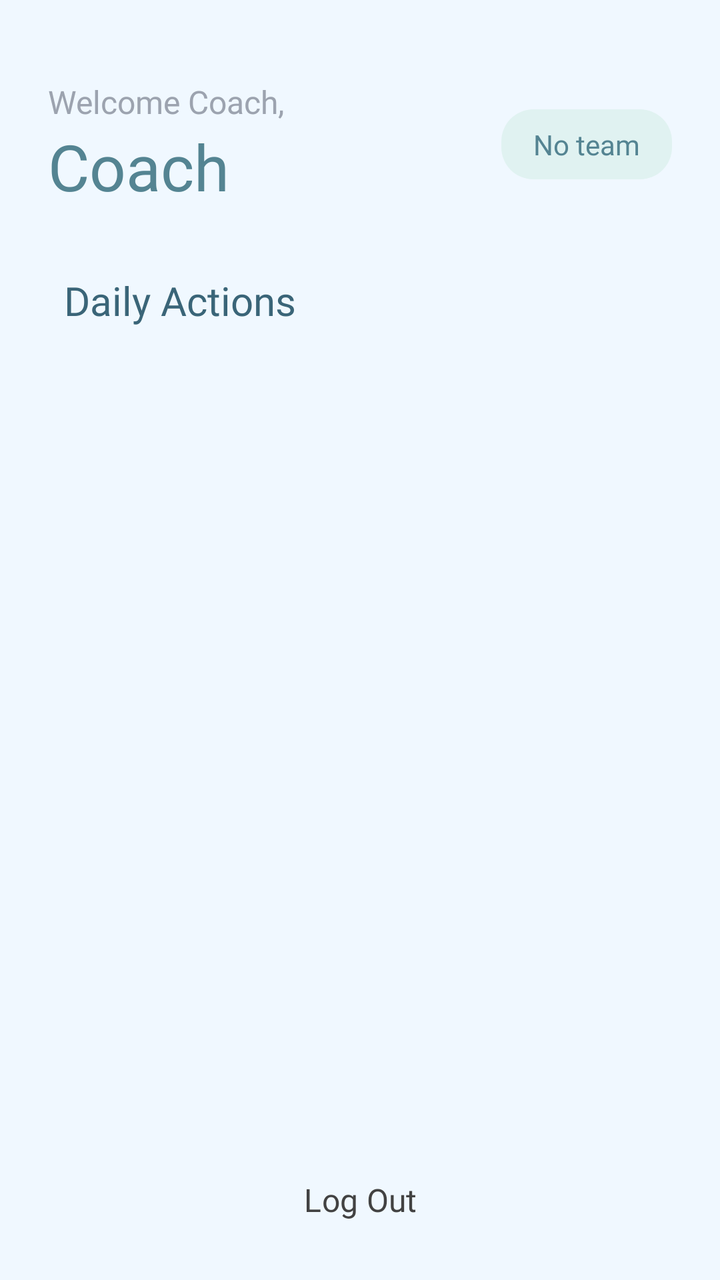
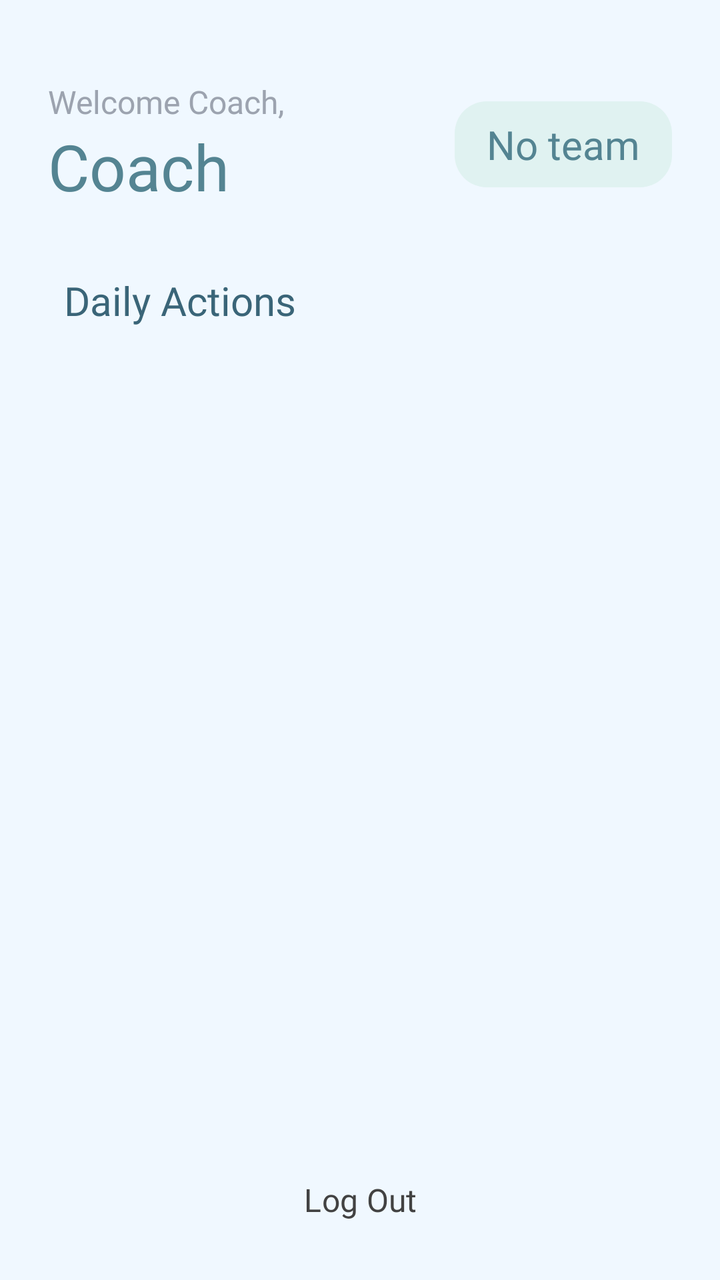

Before-and-after screenshots of an Android layout around one commit, followed by the original layout XML and the change that was made.
<!-- AndroidManifest.xml: application theme Theme.AthleAgent -->
<!-- res/layout/activity_home_coach.xml -->
<androidx.constraintlayout.widget.ConstraintLayout xmlns:android="http://schemas.android.com/apk/res/android"
    xmlns:app="http://schemas.android.com/apk/res-auto"
    android:layout_width="match_parent"
    android:layout_height="match_parent"
    android:background="@color/background_white_alice_blue">

    <ScrollView
        android:layout_width="match_parent"
        android:layout_height="0dp"
        android:fillViewport="true"
        app:layout_constraintBottom_toTopOf="@+id/btn_logout"
        app:layout_constraintEnd_toEndOf="parent"
        app:layout_constraintStart_toStartOf="parent"
        app:layout_constraintTop_toTopOf="parent">

        <androidx.appcompat.widget.LinearLayoutCompat
            android:id="@+id/coach_home_container"
            android:layout_width="match_parent"
            android:layout_height="wrap_content"
            android:orientation="vertical"
            android:padding="@dimen/spacing_24">

            <RelativeLayout
                android:layout_width="match_parent"
                android:layout_height="wrap_content"
                android:layout_marginTop="16dp"
                android:layout_marginBottom="32dp">

                <androidx.appcompat.widget.LinearLayoutCompat
                    android:layout_width="wrap_content"
                    android:layout_height="wrap_content"
                    android:layout_alignParentStart="true"
                    android:layout_toStartOf="@+id/coachHome_LBL_teamName"
                    android:orientation="vertical">

                    <com.google.android.material.textview.MaterialTextView
                        android:layout_width="wrap_content"
                        android:layout_height="wrap_content"
                        android:fontFamily="@font/roboto_regular"
                        android:text="@string/welcome_coach"
                        android:textColor="@color/lm_text_muted"
                        android:textSize="16sp" />

                    <com.google.android.material.textview.MaterialTextView
                        android:id="@+id/coachHome_LBL_name"
                        android:layout_width="wrap_content"
                        android:layout_height="wrap_content"
                        android:fontFamily="@font/roboto_bold"
                        android:text="@string/coach_name"
                        android:textColor="@color/brand_button_light_muted"
                        android:textSize="32sp" />
                </androidx.appcompat.widget.LinearLayoutCompat>

                <com.google.android.material.textview.MaterialTextView
                    android:id="@+id/coachHome_LBL_teamName"
                    android:layout_width="wrap_content"
                    android:layout_height="wrap_content"
                    android:layout_alignParentEnd="true"
                    android:layout_centerVertical="true"
                    android:background="@drawable/bg_team_chip"
                    android:fontFamily="@font/roboto_bold"
                    android:paddingHorizontal="16dp"
                    android:paddingVertical="8dp"
                    android:text="@string/Team_name"
                    android:textColor="@color/brand_button_light_muted"
                    android:textSize="14sp" />

            </RelativeLayout>

            <com.google.android.material.card.MaterialCardView
                android:id="@+id/coachHome_CARD_notifications"
                android:visibility="gone"
                android:layout_width="match_parent"
                android:layout_height="wrap_content"
                android:layout_marginBottom="32dp"
                app:cardBackgroundColor="@color/background_white_floral"
                app:cardCornerRadius="24dp"
                app:cardElevation="4dp"
                app:strokeWidth="0dp">

                <androidx.appcompat.widget.LinearLayoutCompat
                    android:layout_width="match_parent"
                    android:layout_height="wrap_content"
                    android:gravity="center_vertical"
                    android:orientation="horizontal"
                    android:padding="20dp">

                    <androidx.appcompat.widget.AppCompatImageView
                        android:layout_width="36dp"
                        android:layout_height="36dp"
                        android:src="@android:drawable/ic_menu_info_details"
                        app:tint="@color/fui_bgTwitter" />

                    <com.google.android.material.textview.MaterialTextView
                        android:id="@+id/coachHome_LBL_notifText"
                        android:layout_width="wrap_content"
                        android:layout_height="wrap_content"
                        android:layout_marginStart="16dp"
                        android:fontFamily="@font/roboto_bold"
                        android:text="@string/you_have_2_new_athlete_join_requests"
                        android:textColor="@color/brand_button_dark_muted"
                        android:textSize="14sp" />
                </androidx.appcompat.widget.LinearLayoutCompat>
            </com.google.android.material.card.MaterialCardView>

            <com.google.android.material.textview.MaterialTextView
                android:layout_width="wrap_content"
                android:layout_height="wrap_content"
                android:layout_marginBottom="20dp"
                android:layout_marginStart="8dp"
                android:fontFamily="@font/roboto_bold"
                android:text="@string/daily_actions"
                android:textColor="@color/brand_button_dark_muted"
                android:textSize="20sp" />

            
            <androidx.appcompat.widget.LinearLayoutCompat
                android:id="@+id/coachHome_LAYOUT_existingTeamActions"
                android:visibility="gone"
                android:layout_width="match_parent"
                android:layout_height="wrap_content"
                android:baselineAligned="false"
                android:orientation="horizontal">

                <com.google.android.material.card.MaterialCardView
                    android:id="@+id/coachHome_BTN_dashboard"
                    android:layout_width="0dp"
                    android:layout_height="180dp"
                    android:layout_marginEnd="8dp"
                    android:layout_weight="1"
                    android:clickable="true"
                    android:focusable="true"
                    app:cardBackgroundColor="@color/white"
                    app:cardCornerRadius="24dp"
                    app:cardElevation="8dp"
                    app:strokeWidth="0dp">

                    <androidx.appcompat.widget.LinearLayoutCompat
                        android:layout_width="match_parent"
                        android:layout_height="match_parent"
                        android:gravity="center"
                        android:orientation="vertical"
                        android:padding="16dp">

                        <androidx.appcompat.widget.AppCompatImageView
                            android:layout_width="56dp"
                            android:layout_height="56dp"
                            android:layout_marginBottom="12dp"
                            android:src="@drawable/sharp_patient_list_24"
                            app:tint="@color/brand_button_light_muted" />

                        <com.google.android.material.textview.MaterialTextView
                            android:layout_width="wrap_content"
                            android:layout_height="wrap_content"
                            android:fontFamily="@font/roboto_bold"
                            android:text="@string/team_ndashboard"
                            android:textAlignment="center"
                            android:textColor="@color/text"
                            android:textSize="18sp" />
                    </androidx.appcompat.widget.LinearLayoutCompat>
                </com.google.android.material.card.MaterialCardView>

                <com.google.android.material.card.MaterialCardView
                    android:id="@+id/coachHome_BTN_manageTeam"
                    android:layout_width="0dp"
                    android:layout_height="180dp"
                    android:layout_marginStart="8dp"
                    android:layout_weight="1"
                    android:clickable="true"
                    android:focusable="true"
                    app:cardBackgroundColor="@color/white"
                    app:cardCornerRadius="24dp"
                    app:cardElevation="8dp"
                    app:strokeWidth="0dp">

                    <androidx.appcompat.widget.LinearLayoutCompat
                        android:layout_width="match_parent"
                        android:layout_height="match_parent"
                        android:gravity="center"
                        android:orientation="vertical"
                        android:padding="16dp">

                        <androidx.appcompat.widget.AppCompatImageView
                            android:layout_width="56dp"
                            android:layout_height="56dp"
                            android:layout_marginBottom="12dp"
                            android:src="@android:drawable/ic_menu_manage"
                            app:tint="@color/brand_button_light_muted" />

                        <com.google.android.material.textview.MaterialTextView
                            android:layout_width="wrap_content"
                            android:layout_height="wrap_content"
                            android:fontFamily="@font/roboto_bold"
                            android:text="@string/manage_nteam"
                            android:textAlignment="center"
                            android:textColor="@color/text"
                            android:textSize="18sp" />
                    </androidx.appcompat.widget.LinearLayoutCompat>
                </com.google.android.material.card.MaterialCardView>
            </androidx.appcompat.widget.LinearLayoutCompat>

            
            <com.google.android.material.card.MaterialCardView
                android:id="@+id/coachHome_CARD_createTeamAction"
                android:visibility="gone"
                android:layout_width="match_parent"
                android:layout_height="wrap_content"
                android:clickable="true"
                android:focusable="true"
                app:cardBackgroundColor="@color/white"
                app:cardCornerRadius="24dp"
                app:cardElevation="8dp"
                app:strokeWidth="0dp">

                <androidx.appcompat.widget.LinearLayoutCompat
                    android:layout_width="match_parent"
                    android:layout_height="wrap_content"
                    android:gravity="center"
                    android:orientation="vertical"
                    android:padding="32dp">

                    <androidx.appcompat.widget.AppCompatImageView
                        android:layout_width="64dp"
                        android:layout_height="64dp"
                        android:layout_marginBottom="16dp"
                        android:src="@android:drawable/ic_menu_add"
                        app:tint="@color/brand_button_light_muted" />

                    <com.google.android.material.textview.MaterialTextView
                        android:layout_width="wrap_content"
                        android:layout_height="wrap_content"
                        android:fontFamily="@font/roboto_bold"
                        android:text="Create\nNew Team"
                        android:textAlignment="center"
                        android:textColor="@color/text"
                        android:textSize="16sp" />
                </androidx.appcompat.widget.LinearLayoutCompat>
            </com.google.android.material.card.MaterialCardView>

        </androidx.appcompat.widget.LinearLayoutCompat>
    </ScrollView>

    <com.google.android.material.button.MaterialButton
        android:id="@+id/btn_logout"
        style="@style/Widget.Material3.Button.TextButton"
        android:layout_width="wrap_content"
        android:layout_height="wrap_content"
        android:layout_marginBottom="16dp"
        android:fontFamily="@font/roboto_bold"
        android:text="@string/log_out_coach"
        android:textColor="@color/text"
        android:textSize="16sp"
        app:iconTint="@color/text"
        app:layout_constraintBottom_toBottomOf="parent"
        app:layout_constraintEnd_toEndOf="parent"
        app:layout_constraintStart_toStartOf="parent" />

</androidx.constraintlayout.widget.ConstraintLayout>
<!-- resources referenced by this layout -->
<resources>
  <color name="background_white_alice_blue">#F0F8FF</color>
  <color name="background_white_floral">#FFFAF0</color>
  <color name="brand_button_dark_muted">#3A6578</color>
  <color name="brand_button_light_muted">#548492</color>
  <color name="lm_text_muted">#9CA3AF</color>
  <color name="text">#424242</color>
  <color name="white">#FFFFFFFF</color>
  <dimen name="spacing_24">24dp</dimen>
  <!-- drawable bg_team_chip (drawable) -->
  <?xml version="1.0" encoding="utf-8"?>
  <shape xmlns:android="http://schemas.android.com/apk/res/android">
      <solid android:color="#E0F2F1"/> <corners android:radius="16dp"/>
  </shape>
  <!-- drawable sharp_patient_list_24 (drawable) -->
  <vector xmlns:android="http://schemas.android.com/apk/res/android" android:height="24dp" android:tint="#000000" android:viewportHeight="960" android:viewportWidth="960" android:width="24dp">
        
      <path android:fillColor="@android:color/white" android:pathData="M555,525Q520,490 520,440Q520,390 555,355Q590,320 640,320Q690,320 725,355Q760,390 760,440Q760,490 725,525Q690,560 640,560Q590,560 555,525ZM400,800L400,724Q400,703 410,684Q420,665 438,654Q483,627 533.5,613.5Q584,600 640,600Q696,600 746.5,613.5Q797,627 842,654Q860,665 870,684Q880,703 880,724L880,800L400,800ZM486,720L486,720L794,720L794,720Q759,700 720,690Q681,680 640,680Q599,680 560,690Q521,700 486,720ZM668.5,468.5Q680,457 680,440Q680,423 668.5,411.5Q657,400 640,400Q623,400 611.5,411.5Q600,423 600,440Q600,457 611.5,468.5Q623,480 640,480Q657,480 668.5,468.5ZM640,440Q640,440 640,440Q640,440 640,440Q640,440 640,440Q640,440 640,440Q640,440 640,440Q640,440 640,440Q640,440 640,440Q640,440 640,440ZM640,720Q640,720 640,720Q640,720 640,720Q640,720 640,720Q640,720 640,720L640,720L640,720ZM120,560L120,480L440,480L440,560L120,560ZM120,240L120,160L600,160L600,240L120,240ZM444,400L120,400L120,320L480,320Q466,337 457.5,357Q449,377 444,400Z"/>
      
  </vector>
  <string name="Team_name">No team</string>
  <string name="coach_name">Coach </string>
  <string name="daily_actions">Daily Actions</string>
  <string name="log_out_coach">Log Out</string>
  <string name="manage_nteam">Manage\nTeam</string>
  <string name="team_ndashboard">Team\nDashboard</string>
  <string name="welcome_coach">Welcome Coach,</string>
  <string name="you_have_2_new_athlete_join_requests">You have 2 new athlete join requests!</string>
  <style name="Theme.AthleAgent" parent="Base.Theme.AthleAgent" />
  <style name="Base.Theme.AthleAgent" parent="Theme.Material3.DayNight.NoActionBar">
          
          
          <item name="android:statusBarColor">#F5F7FA</item>
          <item name="android:windowLightStatusBar">true</item>
      </style>
</resources>

<!-- the commit's change to res/layout/activity_home_coach.xml (unified diff, before → after) -->
@@ -63,7 +63,7 @@
                     android:paddingVertical="8dp"
                     android:text="@string/Team_name"
                     android:textColor="@color/brand_button_light_muted"
-                    android:textSize="14sp" />
+                    android:textSize="@dimen/login_text_size" />
 
             </RelativeLayout>
 
@@ -125,13 +125,13 @@
                 <com.google.android.material.card.MaterialCardView
                     android:id="@+id/coachHome_BTN_dashboard"
                     android:layout_width="0dp"
-                    android:layout_height="180dp"
-                    android:layout_marginEnd="8dp"
+                    android:layout_height="200dp"
+                    android:layout_marginEnd="12dp"
                     android:layout_weight="1"
                     android:clickable="true"
                     android:focusable="true"
                     app:cardBackgroundColor="@color/white"
-                    app:cardCornerRadius="24dp"
+                    app:cardCornerRadius="28dp"
                     app:cardElevation="8dp"
                     app:strokeWidth="0dp">
 
@@ -140,12 +140,12 @@
                         android:layout_height="match_parent"
                         android:gravity="center"
                         android:orientation="vertical"
-                        android:padding="16dp">
+                        android:padding="20dp">
 
                         <androidx.appcompat.widget.AppCompatImageView
-                            android:layout_width="56dp"
-                            android:layout_height="56dp"
-                            android:layout_marginBottom="12dp"
+                            android:layout_width="60dp"
+                            android:layout_height="60dp"
+                            android:layout_marginBottom="16dp"
                             android:src="@drawable/sharp_patient_list_24"
                             app:tint="@color/brand_button_light_muted" />
 
@@ -163,13 +163,13 @@
                 <com.google.android.material.card.MaterialCardView
                     android:id="@+id/coachHome_BTN_manageTeam"
                     android:layout_width="0dp"
-                    android:layout_height="180dp"
-                    android:layout_marginStart="8dp"
+                    android:layout_height="200dp"
+                    android:layout_marginStart="12dp"
                     android:layout_weight="1"
                     android:clickable="true"
                     android:focusable="true"
                     app:cardBackgroundColor="@color/white"
-                    app:cardCornerRadius="24dp"
+                    app:cardCornerRadius="28dp"
                     app:cardElevation="8dp"
                     app:strokeWidth="0dp">
 
@@ -178,12 +178,12 @@
                         android:layout_height="match_parent"
                         android:gravity="center"
                         android:orientation="vertical"
-                        android:padding="16dp">
+                        android:padding="20dp">
 
                         <androidx.appcompat.widget.AppCompatImageView
-                            android:layout_width="56dp"
-                            android:layout_height="56dp"
-                            android:layout_marginBottom="12dp"
+                            android:layout_width="60dp"
+                            android:layout_height="60dp"
+                            android:layout_marginBottom="16dp"
                             android:src="@android:drawable/ic_menu_manage"
                             app:tint="@color/brand_button_light_muted" />
 
@@ -204,24 +204,24 @@
                 android:id="@+id/coachHome_CARD_createTeamAction"
                 android:visibility="gone"
                 android:layout_width="match_parent"
-                android:layout_height="wrap_content"
+                android:layout_height="220dp"
                 android:clickable="true"
                 android:focusable="true"
                 app:cardBackgroundColor="@color/white"
-                app:cardCornerRadius="24dp"
+                app:cardCornerRadius="28dp"
                 app:cardElevation="8dp"
                 app:strokeWidth="0dp">
 
                 <androidx.appcompat.widget.LinearLayoutCompat
                     android:layout_width="match_parent"
-                    android:layout_height="wrap_content"
+                    android:layout_height="match_parent"
                     android:gravity="center"
                     android:orientation="vertical"
                     android:padding="32dp">
 
                     <androidx.appcompat.widget.AppCompatImageView
-                        android:layout_width="64dp"
-                        android:layout_height="64dp"
+                        android:layout_width="72dp"
+                        android:layout_height="72dp"
                         android:layout_marginBottom="16dp"
                         android:src="@android:drawable/ic_menu_add"
                         app:tint="@color/brand_button_light_muted" />
@@ -233,7 +233,7 @@
                         android:text="Create\nNew Team"
                         android:textAlignment="center"
                         android:textColor="@color/text"
-                        android:textSize="16sp" />
+                        android:textSize="20sp" />
                 </androidx.appcompat.widget.LinearLayoutCompat>
             </com.google.android.material.card.MaterialCardView>
 
<!-- resource entries referenced after the edit -->
@@ -7,6 +7,7 @@
   <color name="lm_text_muted">#9CA3AF</color>
   <color name="text">#424242</color>
   <color name="white">#FFFFFFFF</color>
+  <dimen name="login_text_size">20sp</dimen>
   <dimen name="spacing_24">24dp</dimen>
   <!-- drawable bg_team_chip (drawable) -->
   <?xml version="1.0" encoding="utf-8"?>
